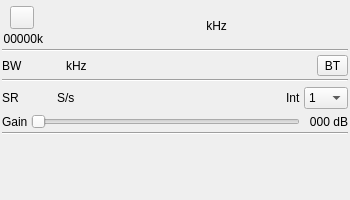
This is plugins/samplesink/bladerf2output/bladerf2outputgui.ui in f4exb/sdrangel as Qt 5 draws it before an edit. The edited form follows.
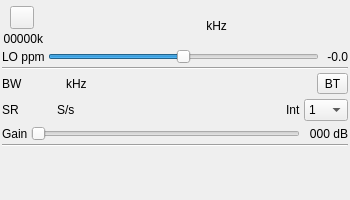
This is the edited form. Icons and pictures are not drawn. Custom widgets are drawn as their Qt base class.

```diff
--- a/plugins/samplesink/bladerf2output/bladerf2outputgui.ui
+++ b/plugins/samplesink/bladerf2output/bladerf2outputgui.ui
@@ -158,6 +158,52 @@
      </item>
     </layout>
    </item>
+   <item>
+    <layout class="QHBoxLayout" name="LOppm_layout">
+     <item>
+      <widget class="QLabel" name="LOppmLabel">
+       <property name="text">
+        <string>LO ppm</string>
+       </property>
+      </widget>
+     </item>
+     <item>
+      <widget class="QSlider" name="LOppm">
+       <property name="toolTip">
+        <string>Local Oscillator ppm correction</string>
+       </property>
+       <property name="minimum">
+        <number>-20</number>
+       </property>
+       <property name="maximum">
+        <number>20</number>
+       </property>
+       <property name="pageStep">
+        <number>1</number>
+       </property>
+       <property name="orientation">
+        <enum>Qt::Horizontal</enum>
+       </property>
+      </widget>
+     </item>
+     <item>
+      <widget class="QLabel" name="LOppmText">
+       <property name="minimumSize">
+        <size>
+         <width>26</width>
+         <height>0</height>
+        </size>
+       </property>
+       <property name="text">
+        <string>-0.0</string>
+       </property>
+       <property name="alignment">
+        <set>Qt::AlignRight|Qt::AlignTrailing|Qt::AlignVCenter</set>
+       </property>
+      </widget>
+     </item>
+    </layout>
+   </item>
    <item>
     <widget class="Line" name="line">
      <property name="orientation">
@@ -240,13 +286,6 @@
      </item>
     </layout>
    </item>
-   <item>
-    <widget class="Line" name="line_freq">
-     <property name="orientation">
-      <enum>Qt::Horizontal</enum>
-     </property>
-    </widget>
-   </item>
    <item>
     <layout class="QHBoxLayout" name="sampleRateLayout">
      <property name="topMargin">
```
